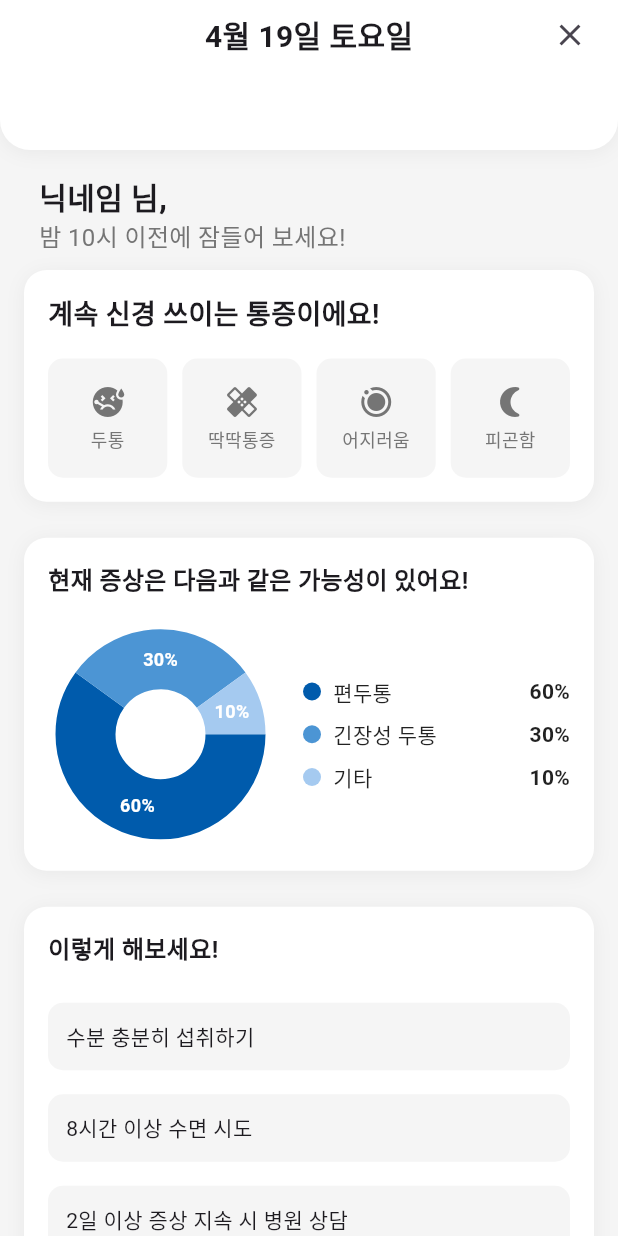
After one commit to sb8919/STDEV2025_18TEAM_FrontEnd, a Flutter app: the HealthRecordDetailScreen screen opened directly with sample values from the repository, on a phone screen of 412 x 824 dp. The commit adds this screen. Run offline on Flutter 3.47's test engine with Material 3 defaults, Android fonts, the phone set to English and light mode, and no system bars; drawn by our look-alikes of fl_chart; our stand-ins replace shared_preferences; accounts and stored records are empty; Roboto replaces fonts that are missing (Pretendard); project files that could hold a hidden picture were left out.

Commit message:
(feat) Health record detail 초안

```diff
--- a/lib/models/health_record.dart
+++ b/lib/models/health_record.dart
@@ -7,6 +7,9 @@ class HealthRecord {
   final String description;
   final String type;
   final bool isPinned;
+  final List<String> symptoms;
+  final int painLevel;
+  final String? note;
 
   HealthRecord({
     required this.id,
@@ -15,6 +18,9 @@ class HealthRecord {
     required this.description,
     this.type = '통증',
     this.isPinned = false,
+    this.symptoms = const [],
+    this.painLevel = 0,
+    this.note,
   });
 
   String get formattedDate => DateFormat('yyyy-MM-dd').format(date);
@@ -31,6 +37,9 @@ final List<HealthRecord> healthRecords = [
     description: '혈압: 120/80, 체중: 65kg',
     type: '정기검진',
     isPinned: true,
+    symptoms: ['고혈압', '체중 증가'],
+    painLevel: 2,
+    note: '정기 검진 결과 전반적으로 양호',
   ),
 
   // 4월 3일
@@ -40,6 +49,8 @@ final List<HealthRecord> healthRecords = [
     title: '새로운 증상',
     description: '목 통증이 있어요',
     type: '통증',
+    symptoms: ['목 통증', '어깨 결림'],
+    painLevel: 5,
   ),
 
   // 4월 5일
@@ -49,6 +60,8 @@ final List<HealthRecord> healthRecords = [
     title: '알레르기 반응',
     description: '꽃가루 알레르기 증상',
     type: '알레르기',
+    symptoms: ['재채기', '콧물', '눈 가려움'],
+    painLevel: 3,
   ),
 
   // 4월 8일
@@ -59,6 +72,9 @@ final List<HealthRecord> healthRecords = [
     description: '두통이 있어요',
     type: '통증',
     isPinned: true,
+    symptoms: ['두통', '어지러움'],
+    painLevel: 7,
+    note: '진통제 복용 후에도 통증이 지속됨',
   ),
   HealthRecord(
     id: '5',
--- /dev/null
+++ b/lib/screens/health_record_detail_screen.dart
@@ -0,0 +1,488 @@
+import 'package:flutter/material.dart';
+import '../models/health_record.dart';
+import 'package:intl/intl.dart';
+import 'package:fl_chart/fl_chart.dart';
+
+class HealthRecordDetailScreen extends StatelessWidget {
+  final HealthRecord record;
+  final DateTime date;
+
+  const HealthRecordDetailScreen({
+    Key? key,
+    required this.record,
+    required this.date,
+  }) : super(key: key);
+
+  @override
+  Widget build(BuildContext context) {
+    return Scaffold(
+      backgroundColor: Colors.grey[100],
+      appBar: PreferredSize(
+        preferredSize: Size.fromHeight(100),
+        child: Container(
+          decoration: BoxDecoration(
+            color: Colors.white,
+            borderRadius: BorderRadius.only(
+              bottomLeft: Radius.circular(20),
+              bottomRight: Radius.circular(20),
+            ),
+            boxShadow: [
+              BoxShadow(
+                color: Colors.black.withOpacity(0.05),
+                blurRadius: 10,
+                offset: Offset(0, 2),
+              ),
+            ],
+          ),
+          child: SafeArea(
+            child: Column(
+              crossAxisAlignment: CrossAxisAlignment.start,
+              children: [
+                Padding(
+                  padding: const EdgeInsets.only(top: 8.0, left: 8.0, right: 8.0),
+                  child: Stack(
+                    alignment: Alignment.center,
+                    children: [
+                      Center(
+                        child: Text(
+                          '${DateFormat('M월 d일 EEEE', 'ko_KR').format(date)}',
+                          style: TextStyle(
+                            fontSize: 20,
+                            fontWeight: FontWeight.bold,
+                          ),
+                        ),
+                      ),
+                      Positioned(
+                        right: 0,
+                        child: IconButton(
+                          icon: Icon(Icons.close),
+                          onPressed: () => Navigator.of(context).pop(),
+                        ),
+                      ),
+                    ],
+                  ),
+                ),
+              ],
+            ),
+          ),
+        ),
+      ),
+      body: SingleChildScrollView(
+        child: Padding(
+          padding: const EdgeInsets.all(16.0),
+          child: Column(
+            crossAxisAlignment: CrossAxisAlignment.start,
+            children: [
+              Padding(
+                padding: const EdgeInsets.only(left: 10.0, bottom: 10.0),
+                child: Column(
+                  crossAxisAlignment: CrossAxisAlignment.start,
+                  children: [
+                    Text('닉네임 님,',
+                    style: TextStyle(
+                      fontSize: 20,
+                      fontWeight: FontWeight.w800,
+                    ),),
+                    Text(
+                      '밤 10시 이전에 잠들어 보세요!',
+                      style: TextStyle(
+                        fontSize: 16,
+                        color: Colors.grey[600],
+                      ),
+                    ),
+                  ],
+                ),
+              ),
+              _buildSymptomGrid(context),
+              SizedBox(height: 24),
+              _buildPainLevelSection(),
+              SizedBox(height: 24),
+              _buildRecommendationSection(),
+            ],
+          ),
+        ),
+      ),
+    );
+  }
+
+  Widget _buildSymptomGrid(BuildContext context) {
+    return Container(
+      padding: EdgeInsets.all(16),
+      decoration: BoxDecoration(
+        color: Colors.white,
+        borderRadius: BorderRadius.circular(15),
+        boxShadow: [
+          BoxShadow(
+            color: Colors.black.withOpacity(0.05),
+            blurRadius: 10,
+            offset: Offset(0, 2),
+          ),
+        ],
+      ),
+      child: Column(
+        crossAxisAlignment: CrossAxisAlignment.start,
+        children: [
+          Text(
+            '계속 신경 쓰이는 통증이에요!',
+            style: TextStyle(
+              fontSize: 18,
+              fontWeight: FontWeight.bold,
+            ),
+          ),
+          SizedBox(height: 16),
+          GridView.count(
+            shrinkWrap: true,
+            physics: NeverScrollableScrollPhysics(),
+            crossAxisCount: 4,
+            mainAxisSpacing: 10,
+            crossAxisSpacing: 10,
+            childAspectRatio: 1,
+            children: [
+              _buildSymptomItem(context, '두통', Icons.sick),
+              _buildSymptomItem(context, '딱딱통증', Icons.healing),
+              _buildSymptomItem(context, '어지러움', Icons.motion_photos_on),
+              _buildSymptomItem(context, '피곤함', Icons.nightlight_round),
+            ],
+          ),
+        ],
+      ),
+    );
+  }
+
+  Widget _buildSymptomItem(BuildContext context, String label, IconData icon) {
+    return GestureDetector(
+      onTap: () {
+        showModalBottomSheet(
+          context: context,
+          shape: RoundedRectangleBorder(
+            borderRadius: BorderRadius.vertical(top: Radius.circular(20)),
+          ),
+          builder: (context) => Container(
+            padding: EdgeInsets.all(20),
+            child: Column(
+              mainAxisSize: MainAxisSize.min,
+              crossAxisAlignment: CrossAxisAlignment.start,
+              children: [
+                Row(
+                  children: [
+                    Icon(icon, color: Color(0xFF005BAC), size: 24),
+                    SizedBox(width: 12),
+                    Text(
+                      label,
+                      style: TextStyle(
+                        fontSize: 20,
+                        fontWeight: FontWeight.bold,
+                      ),
+                    ),
+                  ],
+                ),
+                SizedBox(height: 16),
+                Text(
+                  '증상 설명',
+                  style: TextStyle(
+                    fontSize: 16,
+                    fontWeight: FontWeight.bold,
+                    color: Colors.grey[800],
+                  ),
+                ),
+                SizedBox(height: 8),
+                Text(
+                  _getSymptomDescription(label),
+                  style: TextStyle(
+                    fontSize: 14,
+                    color: Colors.grey[600],
+                    height: 1.5,
+                  ),
+                ),
+                SizedBox(height: 16),
+                Text(
+                  '관리 방법',
+                  style: TextStyle(
+                    fontSize: 16,
+                    fontWeight: FontWeight.bold,
+                    color: Colors.grey[800],
+                  ),
+                ),
+                SizedBox(height: 8),
+                ..._getSymptomManagement(label).map((tip) => Padding(
+                  padding: EdgeInsets.only(bottom: 8),
+                  child: Row(
+                    crossAxisAlignment: CrossAxisAlignment.start,
+                    children: [
+                      Icon(Icons.check_circle_outline,
+                        color: Color(0xFF005BAC),
+                        size: 18,
+                      ),
+                      SizedBox(width: 8),
+                      Expanded(
+                        child: Text(
+                          tip,
+                          style: TextStyle(
+                            fontSize: 14,
+                            color: Colors.grey[600],
+                            height: 1.5,
+                          ),
+                        ),
+                      ),
+                    ],
+                  ),
+                )).toList(),
+              ],
+            ),
+          ),
+        );
+      },
+      child: Container(
+        decoration: BoxDecoration(
+          color: Colors.grey[100],
+          borderRadius: BorderRadius.circular(10),
+        ),
+        child: Column(
+          mainAxisAlignment: MainAxisAlignment.center,
+          children: [
+            Icon(icon, color: Colors.grey[600]),
+            SizedBox(height: 4),
+            Text(
+              label,
+              style: TextStyle(
+                fontSize: 12,
+                color: Colors.grey[600],
+              ),
+              textAlign: TextAlign.center,
+            ),
+          ],
+        ),
+      ),
+    );
+  }
+
+  String _getSymptomDescription(String symptom) {
+    switch (symptom) {
+      case '두통':
+        return '두통은 머리 부위에 느껴지는 통증으로, 스트레스, 피로, 수면 부족 등 다양한 원인으로 발생할 수 있습니다. 특히 밤늦게까지 깨어있거나 불규칙한 수면 패턴이 지속될 경우 두통이 자주 발생할 수 있습니다.';
+      case '딱딱통증':
+        return '딱딱한 느낌의 통증은 주로 근육의 긴장이나 염증으로 인해 발생합니다. 장시간 같은 자세를 유지하거나 과도한 스트레스로 인해 근육이 경직되면서 나타날 수 있습니다.';
+      case '어지러움':
+        return '어지러움은 균형감각의 이상이나 피로, 수면 부족 등으로 인해 발생할 수 있습니다. 특히 수면 부족이 지속되면 뇌가 충분한 휴식을 취하지 못해 어지러움을 느낄 수 있습니다.';
+      case '피곤함':
+        return '피곤함은 신체적, 정신적 에너지가 소진된 상태를 의미합니다. 불규칙한 수면 패턴, 과도한 활동, 스트레스 등이 주요 원인이 될 수 있으며, 특히 수면의 질이 좋지 않을 때 더욱 심해질 수 있습니다.';
+      default:
+        return '증상에 대한 자세한 설명이 필요합니다.';
+    }
+  }
+
+  List<String> _getSymptomManagement(String symptom) {
+    switch (symptom) {
+      case '두통':
+        return [
+          '규칙적인 수면 시간 유지하기',
+          '충분한 수분 섭취하기',
+          '스트레스 관리하기',
+          '적절한 휴식 취하기',
+          '필요한 경우 진통제 복용하기',
+        ];
+      case '딱딱통증':
+        return [
+          '가벼운 스트레칭하기',
+          '마사지나 찜질하기',
+          '바른 자세 유지하기',
+          '규칙적인 운동하기',
+        ];
+      case '어지러움':
+        return [
+          '충분한 수면 취하기',
+          '갑작스러운 움직임 피하기',
+          '수분과 영양분 섭취하기',
+          '필요한 경우 의사와 상담하기',
+        ];
+      case '피곤함':
+        return [
+          '밤 10시 이전에 취침하기',
+          '카페인 섭취 줄이기',
+          '적절한 운동하기',
+          '충분한 휴식 취하기',
+          '규칙적인 생활 패턴 유지하기',
+        ];
+      default:
+        return ['증상 관리 방법이 필요합니다.'];
+    }
+  }
+
+  Widget _buildPainLevelSection() {
+    return Container(
+      padding: EdgeInsets.all(16),
+      decoration: BoxDecoration(
+        color: Colors.white,
+        borderRadius: BorderRadius.circular(15),
+        boxShadow: [
+          BoxShadow(
+            color: Colors.black.withOpacity(0.05),
+            blurRadius: 10,
+            offset: Offset(0, 2),
+          ),
+        ],
+      ),
+      child: Column(
+        crossAxisAlignment: CrossAxisAlignment.start,
+        children: [
+          Text(
+            '현재 증상은 다음과 같은 가능성이 있어요!',
+            style: TextStyle(
+              fontSize: 16,
+              fontWeight: FontWeight.bold,
+            ),
+          ),
+          SizedBox(height: 16),
+          Row(
+            children: [
+              SizedBox(
+                width: 150,
+                height: 150,
+                child: PieChart(
+                  PieChartData(
+                    sectionsSpace: 0,
+                    centerSpaceRadius: 30,
+                    sections: [
+                      PieChartSectionData(
+                        color: const Color(0xFF005BAC),
+                        value: 60,
+                        title: '60%',
+                        radius: 40,
+                        titleStyle: TextStyle(
+                          fontSize: 12,
+                          fontWeight: FontWeight.bold,
+                          color: Colors.white,
+                        ),
+                      ),
+                      PieChartSectionData(
+                        color: const Color(0xFF4C95D4),
+                        value: 30,
+                        title: '30%',
+                        radius: 40,
+                        titleStyle: TextStyle(
+                          fontSize: 12,
+                          fontWeight: FontWeight.bold,
+                          color: Colors.white,
+                        ),
+                      ),
+                      PieChartSectionData(
+                        color: const Color(0xFFA5CAF0),
+                        value: 10,
+                        title: '10%',
+                        radius: 40,
+                        titleStyle: TextStyle(
+                          fontSize: 12,
+                          fontWeight: FontWeight.bold,
+                          color: Colors.white,
+                        ),
+                      ),
+                    ],
+                  ),
+                ),
+              ),
+              SizedBox(width: 20),
+              Expanded(
+                child: Column(
+                  crossAxisAlignment: CrossAxisAlignment.start,
+                  children: [
+                    _buildLegendItem('편두통', '60%', const Color(0xFF005BAC)),
+                    SizedBox(height: 8),
+                    _buildLegendItem('긴장성 두통', '30%', const Color(0xFF4C95D4)),
+                    SizedBox(height: 8),
+                    _buildLegendItem('기타', '10%', const Color(0xFFA5CAF0)),
+                  ],
+                ),
+              ),
+            ],
+          ),
+        ],
+      ),
+    );
+  }
+
+  Widget _buildLegendItem(String label, String percentage, Color color) {
+    return Row(
+      children: [
+        Container(
+          width: 12,
+          height: 12,
+          decoration: BoxDecoration(
+            color: color,
+            shape: BoxShape.circle,
+          ),
+        ),
+        SizedBox(width: 8),
+        Expanded(
+          child: Text(
+            label,
+            style: TextStyle(
+              fontSize: 14,
+              color: Colors.black87,
+            ),
+          ),
+        ),
+        Text(
+          percentage,
+          style: TextStyle(
+            fontSize: 14,
+            fontWeight: FontWeight.bold,
+            color: Colors.black87,
+          ),
+        ),
+      ],
+    );
+  }
+
+  Widget _buildRecommendationSection() {
+    return Container(
+      padding: EdgeInsets.all(16),
+      decoration: BoxDecoration(
+        color: Colors.white,
+        borderRadius: BorderRadius.circular(15),
+        boxShadow: [
+          BoxShadow(
+            color: Colors.black.withOpacity(0.05),
+            blurRadius: 10,
+            offset: Offset(0, 2),
+          ),
+        ],
+      ),
+      child: Column(
+        crossAxisAlignment: CrossAxisAlignment.start,
+        children: [
+          Text(
+            '이렇게 해보세요!',
+            style: TextStyle(
+              fontSize: 16,
+              fontWeight: FontWeight.bold,
+            ),
+          ),
+          SizedBox(height: 16),
+          _buildRecommendationItem('수분 충분히 섭취하기'),
+          _buildRecommendationItem('8시간 이상 수면 시도'),
+          _buildRecommendationItem('2일 이상 증상 지속 시 병원 상담'),
+        ],
+      ),
+    );
+  }
+
+  Widget _buildRecommendationItem(String text) {
+    return Padding(
+      padding: const EdgeInsets.symmetric(vertical: 8.0),
+      child: Container(
+        padding: EdgeInsets.all(12),
+        decoration: BoxDecoration(
+          color: Colors.grey[100],
+          borderRadius: BorderRadius.circular(10),
+        ),
+        child: Row(
+          children: [
+            Expanded(
+              child: Text(text),
+            ),
+          ],
+        ),
+      ),
+    );
+  }
+}
--- a/lib/widgets/calendar/calendar_modal.dart
+++ b/lib/widgets/calendar/calendar_modal.dart
@@ -1,6 +1,7 @@
 import 'package:flutter/material.dart';
 import 'package:intl/intl.dart';
 import '../../models/health_record.dart';
+import '../../screens/health_record_detail_screen.dart';
 
 class CalendarModal extends StatelessWidget {
   final DateTime date;
@@ -111,7 +112,15 @@ class CalendarModal extends StatelessWidget {
                     child: ElevatedButton(
                       onPressed: () {
                         Navigator.pop(context);
-                        // 기록 보기 기능 구현
+                        Navigator.push(
+                          context,
+                          MaterialPageRoute(
+                            builder: (context) => HealthRecordDetailScreen(
+                              record: pinnedRecord,
+                              date: date,
+                            ),
+                          ),
+                        );
                       },
                       style: ElevatedButton.styleFrom(
                         backgroundColor: Colors.orange,
--- a/pubspec.yaml
+++ b/pubspec.yaml
@@ -41,6 +41,7 @@ dependencies:
   # Use with the CupertinoIcons class for iOS style icons.
   shared_preferences: ^2.2.2
   provider: ^6.1.1
+  fl_chart: ^0.71.0
 
 dev_dependencies:
   flutter_test:
```
Also changed, not shown: pubspec.lock.
